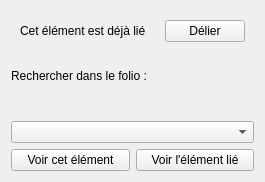
This is sources/ui/linksingleelementwidget.ui in qelectrotech/qelectrotech-source-mirror as Qt 5 draws it before an edit. The edited form follows.
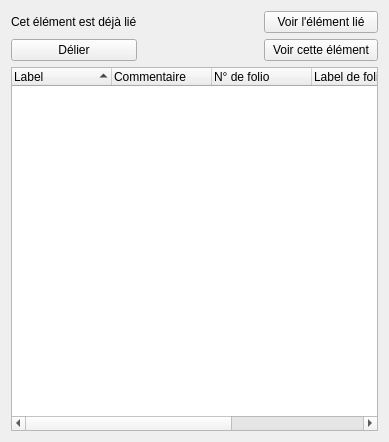
This is the edited form.

Commit message: Link single element widget : revamp the widget (use a QTreeWidget instead of a list of widgets) and add the variable %F to the value displayed

```diff
--- a/sources/ui/linksingleelementwidget.ui
+++ b/sources/ui/linksingleelementwidget.ui
@@ -6,94 +6,81 @@
    <rect>
     <x>0</x>
     <y>0</y>
-    <width>265</width>
-    <height>182</height>
+    <width>389</width>
+    <height>442</height>
    </rect>
   </property>
   <property name="windowTitle">
    <string>Form</string>
   </property>
-  <layout class="QVBoxLayout" name="main_layout">
-   <item>
-    <layout class="QVBoxLayout" name="header_layout">
-     <item>
-      <widget class="QWidget" name="m_unlink_widget" native="true">
-       <layout class="QHBoxLayout" name="horizontalLayout_3">
-        <item>
-         <widget class="QLabel" name="label_2">
-          <property name="text">
-           <string>Cet élément est déjà lié</string>
-          </property>
-         </widget>
-        </item>
-        <item>
-         <spacer name="horizontalSpacer_2">
-          <property name="orientation">
-           <enum>Qt::Horizontal</enum>
-          </property>
-          <property name="sizeHint" stdset="0">
-           <size>
-            <width>40</width>
-            <height>20</height>
-           </size>
-          </property>
-         </spacer>
-        </item>
-        <item>
-         <widget class="QPushButton" name="m_unlink_pb">
-          <property name="text">
-           <string>Délier</string>
-          </property>
-         </widget>
-        </item>
-       </layout>
-      </widget>
-     </item>
-     <item>
-      <widget class="QLabel" name="label">
-       <property name="text">
-        <string>Rechercher dans le folio :</string>
-       </property>
-      </widget>
-     </item>
-     <item>
-      <spacer name="horizontalSpacer">
-       <property name="orientation">
-        <enum>Qt::Horizontal</enum>
-       </property>
-       <property name="sizeHint" stdset="0">
-        <size>
-         <width>40</width>
-         <height>20</height>
-        </size>
-       </property>
-      </spacer>
-     </item>
-     <item>
-      <widget class="QComboBox" name="folio_combo_box"/>
-     </item>
-    </layout>
+  <layout class="QGridLayout" name="gridLayout">
+   <item row="0" column="0">
+    <widget class="QLabel" name="m_label">
+     <property name="text">
+      <string>Cet élément est déjà lié</string>
+     </property>
+    </widget>
    </item>
-   <item>
-    <layout class="QVBoxLayout" name="content_layout"/>
+   <item row="2" column="0" colspan="3">
+    <widget class="QTreeWidget" name="m_tree_widget">
+     <property name="indentation">
+      <number>5</number>
+     </property>
+     <property name="sortingEnabled">
+      <bool>true</bool>
+     </property>
+     <column>
+      <property name="text">
+       <string>Label</string>
+      </property>
+     </column>
+     <column>
+      <property name="text">
+       <string>Commentaire</string>
+      </property>
+     </column>
+     <column>
+      <property name="text">
+       <string>N° de folio</string>
+      </property>
+     </column>
+     <column>
+      <property name="text">
+       <string>Label de folio</string>
+      </property>
+     </column>
+     <column>
+      <property name="text">
+       <string>Titre de folio</string>
+      </property>
+     </column>
+     <column>
+      <property name="text">
+       <string>Position</string>
+      </property>
+     </column>
+    </widget>
    </item>
-   <item>
-    <layout class="QHBoxLayout" name="horizontalLayout_2">
-     <item>
-      <widget class="QPushButton" name="button_this">
-       <property name="text">
-        <string>Voir cet élément</string>
-       </property>
-      </widget>
-     </item>
-     <item>
-      <widget class="QPushButton" name="button_linked">
-       <property name="text">
-        <string>Voir l'élément lié</string>
-       </property>
-      </widget>
-     </item>
-    </layout>
+   <item row="1" column="2">
+    <widget class="QPushButton" name="m_show_this_pb">
+     <property name="text">
+      <string>Voir cette élément</string>
+     </property>
+    </widget>
+   </item>
+   <item row="0" column="2">
+    <widget class="QPushButton" name="m_show_linked_pb">
+     <property name="text">
+      <string>Voir l'élément lié</string>
+     </property>
+    </widget>
+   </item>
+   <item row="1" column="0">
+    <widget class="QPushButton" name="m_unlink_pb">
+     <property name="text">
+      <string>Délier</string>
+     </property>
+    </widget>
    </item>
   </layout>
  </widget>
```
The commit also changes 6 other files.
